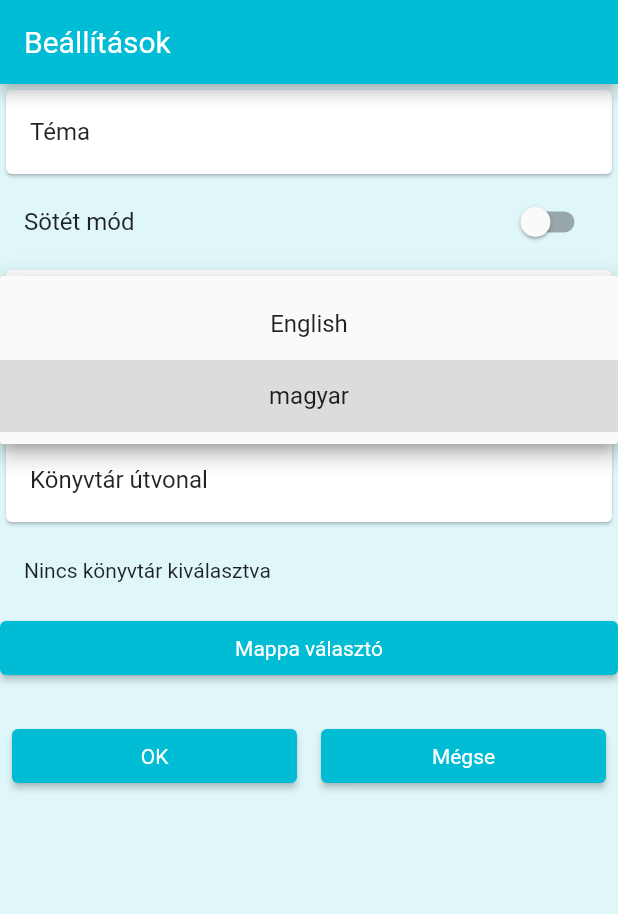
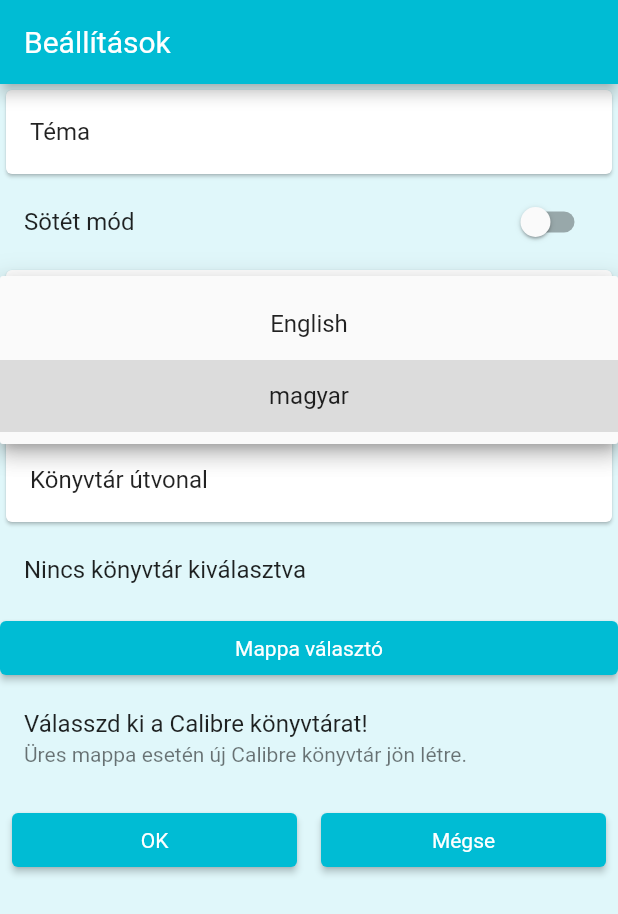
Before and after one commit to kurjakrichard/flutibre, a Flutter app: the screen it shows after launch, after a tap on "magyar", on a phone screen of 412 x 824 dp. Shown: the top 914 px of the screen. Run offline on Flutter 3.47's test engine with Material 2 defaults, Android fonts, the phone set to English and light mode, and no system bars; our stand-ins replace delayed_display, file_picker, flutter_riverpod, shared_preferences, sqflite, sqflite_common_ffi; accounts and stored records are empty; generated files the repository leaves out were written again.

```diff
--- a/lib/l10n/app_en.arb
+++ b/lib/l10n/app_en.arb
@@ -23,6 +23,14 @@
     "librarypath": "Library path",
   "@librarypath": {
     "description": "Ebook library path"
+  },
+   "chosepath": "Please select Calibre library.",
+  "@librarypath": {
+    "description": "Calibre library selection"
+  },
+    "emptylibrary": "Pick empty folder to create new library.",
+  "@librarypath": {
+    "description": "Calibre library creation"
   },
   "ok": "OK",
   "@ok": {
--- a/lib/l10n/app_hu.arb
+++ b/lib/l10n/app_hu.arb
@@ -6,6 +6,8 @@
     "theme": "Téma",
     "darktheme": "Sötét mód",
     "librarypath": "Könyvtár útvonal",
+    "chosepath": "Válasszd ki a Calibre könyvtárat!",
+    "emptylibrary": "Üres mappa esetén új Calibre könyvtár jön létre.",
     "ok": "OK",
     "cancel": "Mégse",
     "list": "Lista nézet",
--- a/lib/pages/homepage.dart
+++ b/lib/pages/homepage.dart
@@ -16,7 +16,8 @@ class _HomePageState extends State<HomePage>
     with AutomaticKeepAliveClientMixin {
   final PageController controller = PageController();
 
-  /// initializing controller for PageView
+  @override
+  bool get wantKeepAlive => true;
 
   int currentIndex = 0;
   final tabPages = [const ListPage(), const GridPage()];
@@ -46,8 +47,6 @@ class _HomePageState extends State<HomePage>
         onPageChanged: (index) {
           setState(() {
             currentIndex = index;
-
-            /// Switching bottom tabs
           });
         },
       ),
@@ -84,9 +83,6 @@ class _HomePageState extends State<HomePage>
       ),
     );
   }
-
-  @override
-  bool get wantKeepAlive => true;
 
   //DrawerNavigation widget
   Widget drawerNavigation(context) {
--- a/lib/pages/loadingpage.dart
+++ b/lib/pages/loadingpage.dart
@@ -19,7 +19,7 @@ class _LoadingScreenState extends ConsumerState<LoadingPage> {
   }
 
   void wait() async {
-    await Future.delayed(const Duration(seconds: 5));
+    await Future.delayed(const Duration(seconds: 6));
 
     ref.read(themeProvider).doneLoading = true;
   }
@@ -50,9 +50,9 @@ class _LoadingScreenState extends ConsumerState<LoadingPage> {
                 mainAxisAlignment: MainAxisAlignment.center,
                 children: [
                   delayedDisplay(0, 'Loading'),
-                  delayedDisplay(1, '.'),
                   delayedDisplay(2, '.'),
                   delayedDisplay(3, '.'),
+                  delayedDisplay(4, '.'),
                 ],
               ),
             ),
--- a/lib/pages/settingspage.dart
+++ b/lib/pages/settingspage.dart
@@ -72,23 +72,34 @@ class _SettingsPageState extends State<SettingsPage> {
         ListTile(
           title: Wrap(
             children: [
-              Text(_dbpath ?? 'Nincs könyvtár kiválasztva',
-                  style: Theme.of(context).textTheme.bodyLarge),
+              Text(
+                _dbpath ?? 'Nincs könyvtár kiválasztva',
+              ),
             ],
           ),
         ),
         Row(
           children: [
             Expanded(
-              child: Padding(
-                padding: const EdgeInsets.only(bottom: 16),
-                child: ElevatedButton(
-                  onPressed: () => _selectFolder(),
-                  child: Text(AppLocalizations.of(context)!.pickfolder),
-                ),
+              child: ElevatedButton(
+                onPressed: () => _selectFolder(),
+                child: Text(AppLocalizations.of(context)!.pickfolder),
               ),
             ),
           ],
+        ),
+        ListTile(
+          title: Wrap(children: [
+            Text(AppLocalizations.of(context)!.chosepath),
+          ]),
+          subtitle: Padding(
+            padding: const EdgeInsets.only(bottom: 8.0),
+            child: Wrap(children: [
+              Text(
+                AppLocalizations.of(context)!.emptylibrary,
+              ),
+            ]),
+          ),
         ),
         Row(children: [
           Expanded(
```
